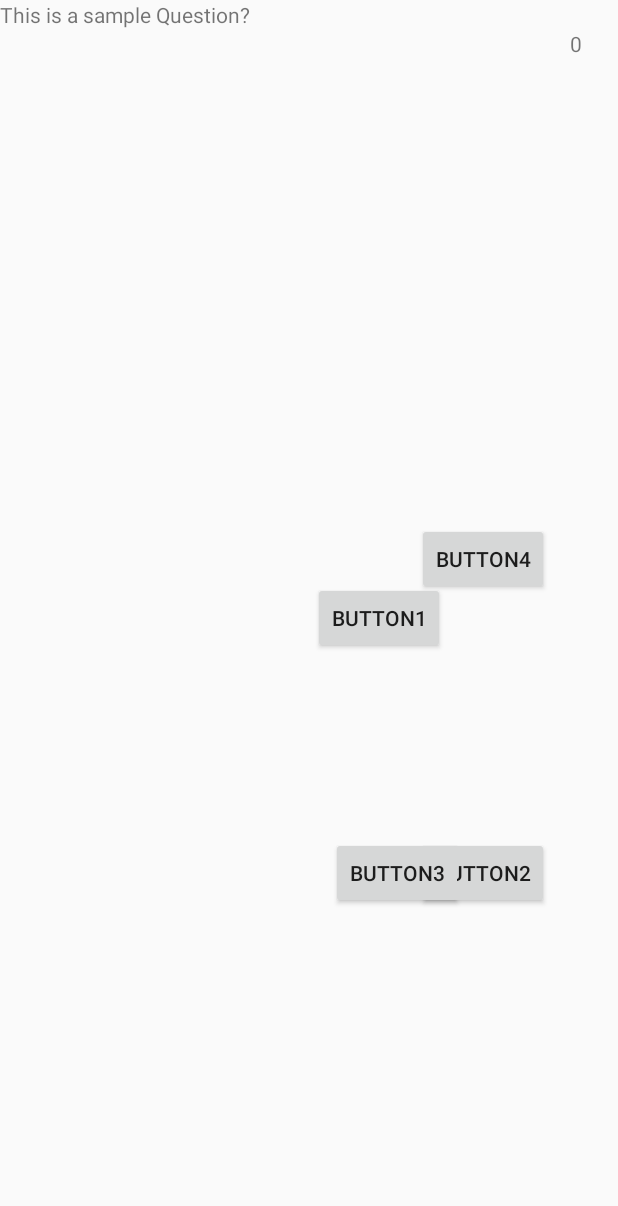
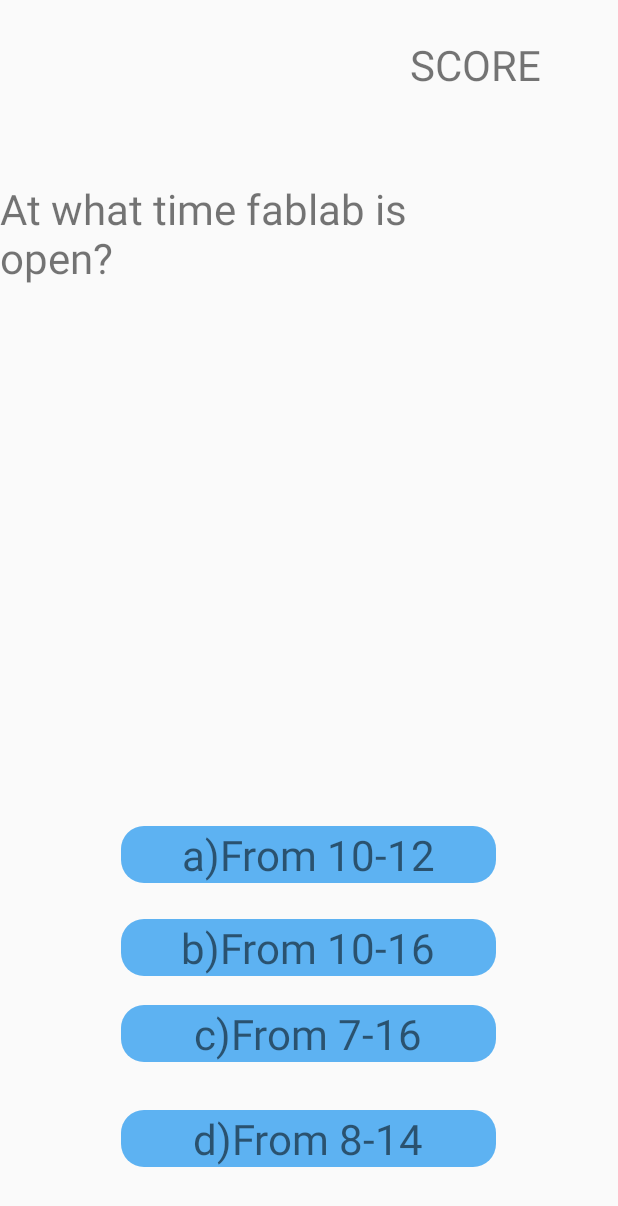
Before and after one commit to valeriikan/UniTour, an Android app: the RightAnswerActivity screen opened directly, with no data from a screen before it, on a phone screen of 412 x 824 dp. Shown: the top 1206 px of the screen. Run offline under Robolectric (Android 15) with nearby library versions, the phone set to English and light mode, and no system bars.

Commit message:
quiz implementation with text sample

```diff
--- a/app/build.gradle
+++ b/app/build.gradle
@@ -34,7 +34,7 @@ android {
 }
 
 dependencies {
-    compile fileTree(include: ['*.jar'], dir: 'libs')
+    compile fileTree(dir: 'libs', include: ['*.jar'])
     androidTestCompile('com.android.support.test.espresso:espresso-core:2.2.2', {
         exclude group: 'com.android.support', module: 'support-annotations'
     })
--- a/app/src/main/java/fi/oulu/unitour/activities/RightAnswerActivity.java
+++ b/app/src/main/java/fi/oulu/unitour/activities/RightAnswerActivity.java
@@ -1,6 +1,7 @@
 package fi.oulu.unitour.activities;
 
 import android.app.Activity;
+import android.content.Intent;
 import android.os.Bundle;
 import android.util.Log;
 import android.view.View;
@@ -15,34 +16,45 @@ import fi.oulu.unitour.R;
  */
 
 public class RightAnswerActivity extends Activity implements View.OnClickListener {
-    TextView question;
-    TextView points;
-    String questionString = "This is a sample Question?";
+    String questionString = "At what time fablab is open?";
+    String answer1_string ="a)From 10-12";
+    String answer2_string ="b)From 10-16";
+    String answer3_string ="c)From 7-16";
+    String answer4_string ="d)From 8-14";
     int answer = 1;
     int press;
     int score;
-    Button answer1;
-    Button answer2;
-    Button answer3;
-    Button answer4;
+    TextView question;
+    TextView points;
+    TextView answer1;
+    TextView answer2;
+    TextView answer3;
+    TextView answer4;
 
     @Override
     protected void onCreate(Bundle savedInstanceState) {
         super.onCreate(savedInstanceState);
         setContentView(R.layout.right_answer);
 
-        question = (TextView) findViewById(R.id.question);
+        question =(TextView)findViewById(R.id.question);
         points = (TextView)findViewById(R.id.points);
-        answer1 = (Button) findViewById(R.id.answer1);
-        answer2 = (Button) findViewById(R.id.answer2);
-        answer3 = (Button) findViewById(R.id.answer3);
-        answer4 = (Button) findViewById(R.id.answer4);
+        answer1 = (TextView)findViewById(R.id.answer1);
+        answer2 = (TextView)findViewById(R.id.answer2);
+        answer3 = (TextView)findViewById(R.id.answer3);
+        answer4 = (TextView)findViewById(R.id.answer4);
+
+        question.setText(questionString);
+        answer1.setText(answer1_string);
+        answer2.setText(answer2_string);
+        answer3.setText(answer3_string);
+        answer4.setText(answer4_string);
 
         answer1.setOnClickListener(this);
         answer2.setOnClickListener(this);
         answer3.setOnClickListener(this);
         answer4.setOnClickListener(this);
-        question.setText(questionString);
+
+
 
 
 
@@ -79,6 +91,14 @@ public class RightAnswerActivity extends Activity implements View.OnClickListene
         if ( press == answer){
             score++;
             points.setText(Integer.toString(score));
+            answer1.setOnClickListener(null);
+            answer2.setOnClickListener(null);
+            answer3.setOnClickListener(null);
+            answer4.setOnClickListener(null);
+            /*
+            Intent intent = new Intent(this, Test.class);
+            startActivity(intent);
+            */
         }
 }
 }
--- a/app/src/main/java/fi/oulu/unitour/activities/YoutubeActivity.java
+++ b/app/src/main/java/fi/oulu/unitour/activities/YoutubeActivity.java
@@ -3,6 +3,7 @@ package fi.oulu.unitour.activities;
 import android.os.Bundle;
 import android.support.v4.app.FragmentManager;
 import android.support.v7.app.AppCompatActivity;
+import android.widget.TextView;
 
 import fi.oulu.unitour.R;
 
@@ -11,13 +12,15 @@ import fi.oulu.unitour.R;
  */
 
 public class YoutubeActivity extends AppCompatActivity {
-
+private String title_string = "Pegasus Library";
 
 
     @Override
     public void onCreate( Bundle savedInstanceState){
         super.onCreate(savedInstanceState);
         setContentView(R.layout.activity_youtube);
+        TextView title = (TextView)findViewById(R.id.title);
+        title.setText(title_string);
 
         YoutubeFragment fragment = new YoutubeFragment();
         FragmentManager manager = getSupportFragmentManager();
--- a/app/src/main/res/layout/right_answer.xml
+++ b/app/src/main/res/layout/right_answer.xml
@@ -5,61 +5,74 @@
     android:layout_height="match_parent">
 
     <TextView
-        android:text="TextView"
+        android:text="Question?"
+        android:textSize ="28dp"
         android:layout_width="wrap_content"
         android:layout_height="wrap_content"
-        android:id="@+id/question" />
-
-    <Button
-        android:layout_width="wrap_content"
-        android:layout_height="wrap_content"
-        android:id="@+id/answer1"
-        android:text="Button1"
-        android:layout_marginLeft="42dp"
-        android:layout_marginStart="42dp"
-        android:layout_centerVertical="true"
-        android:layout_toRightOf="@+id/question" />
-    <Button
-        android:layout_width="wrap_content"
-        android:layout_height="wrap_content"
-        android:id="@+id/answer2"
-        android:text="Button2"
-        android:layout_below="@+id/answer1"
-        android:layout_alignLeft="@+id/answer4"
-        android:layout_alignStart="@+id/answer4"
-        android:layout_marginTop="122dp" />
-    <Button
-        android:layout_width="wrap_content"
-        android:layout_height="wrap_content"
-        android:id="@+id/answer3"
-        android:text="Button3"
-        android:layout_marginLeft="12dp"
-        android:layout_marginStart="12dp"
-        android:layout_alignBaseline="@+id/answer2"
-        android:layout_alignBottom="@+id/answer2"
-        android:layout_alignLeft="@+id/answer1"
-        android:layout_alignStart="@+id/answer1" />
-    <Button
-        android:layout_width="wrap_content"
-        android:layout_height="wrap_content"
-        android:id="@+id/answer4"
-        android:text="Button4"
-        android:layout_marginBottom="161dp"
-        android:layout_above="@+id/answer3"
-        android:layout_alignParentRight="true"
-        android:layout_alignParentEnd="true"
-        android:layout_marginRight="46dp"
-        android:layout_marginEnd="46dp" />
-
+        android:id="@+id/question"
+        android:layout_below="@+id/points"
+        android:layout_toLeftOf="@+id/points"
+        android:layout_toStartOf="@+id/points"
+        android:layout_marginTop="58dp" />
     <TextView
         android:id="@+id/points"
         android:layout_width="wrap_content"
         android:layout_height="wrap_content"
+        android:textSize="28dp"
+        android:layout_marginEnd="51dp"
+        android:layout_marginRight="51dp"
+        android:text="SCORE"
+        android:layout_alignParentTop="true"
+        android:layout_alignParentRight="true"
         android:layout_alignParentEnd="true"
-        android:layout_alignParentRight="true"
-        android:layout_below="@+id/question"
-        android:layout_marginEnd="24dp"
-        android:layout_marginRight="24dp"
-        android:text="0" />
+        android:layout_marginTop="24dp" />
+
+    <TextView
+        android:layout_width="250dp"
+        android:layout_height="wrap_content"
+        android:background="@drawable/buttons"
+        android:id="@+id/answer1"
+        android:text="Button1"
+        android:layout_marginBottom="24dp"
+        android:layout_above="@+id/answer2"
+        android:textSize="28dp"
+        android:textAlignment="center"
+        android:layout_centerHorizontal="true" />
+    <TextView
+        android:layout_width="250dp"
+        android:layout_height="wrap_content"
+        android:background="@drawable/buttons"
+        android:id="@+id/answer2"
+        android:text="Button2"
+        android:textSize="28dp"
+        android:textAlignment="center"
+        android:layout_above="@+id/answer3"
+        android:layout_alignLeft="@+id/answer3"
+        android:layout_alignStart="@+id/answer3"
+        android:layout_marginBottom="19dp" />
+    <TextView
+        android:layout_width="250dp"
+        android:layout_height="wrap_content"
+        android:background="@drawable/buttons"
+        android:id="@+id/answer3"
+        android:text="Button3"
+        android:textSize="28dp"
+        android:textAlignment="center"
+        android:layout_above="@+id/answer4"
+        android:layout_alignLeft="@+id/answer4"
+        android:layout_alignStart="@+id/answer4"
+        android:layout_marginBottom="32dp" />
+    <TextView
+        android:layout_width="250dp"
+        android:layout_height="wrap_content"
+        android:background="@drawable/buttons"
+        android:id="@+id/answer4"
+        android:text="Button4"
+        android:textSize="28dp"
+        android:textAlignment="center"
+        android:layout_marginBottom="46dp"
+        android:layout_alignParentBottom="true"
+        android:layout_alignLeft="@+id/answer1"
+        android:layout_alignStart="@+id/answer1" />
 
 </RelativeLayout>
```
Also changed, not shown: app/src/main/java/fi/oulu/unitour/activities/TrueFalseActivity.java (+17 -7 lines), app/src/main/java/fi/oulu/unitour/activities/YoutubeFragment.java (+9 -1 lines), app/src/main/res/layout/activity_true_false.xml (+43 -13 lines), app/src/main/res/layout/activity_youtube.xml (+6 -2 lines), app/src/main/res/layout/test.xml (+37 -12 lines).
